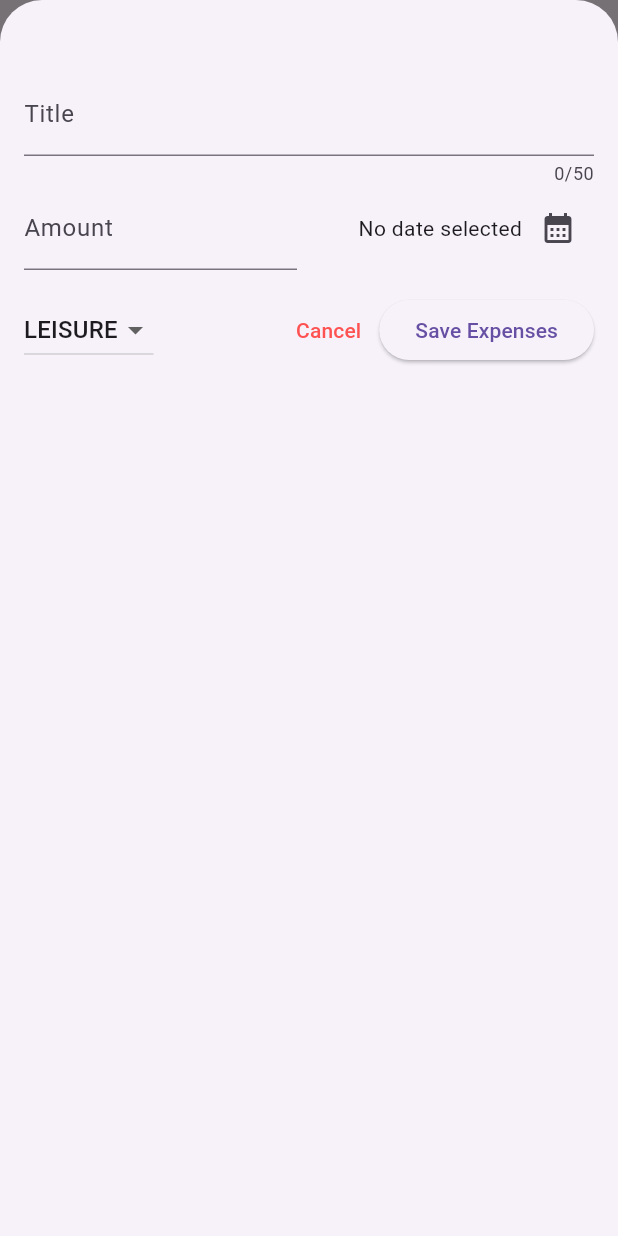
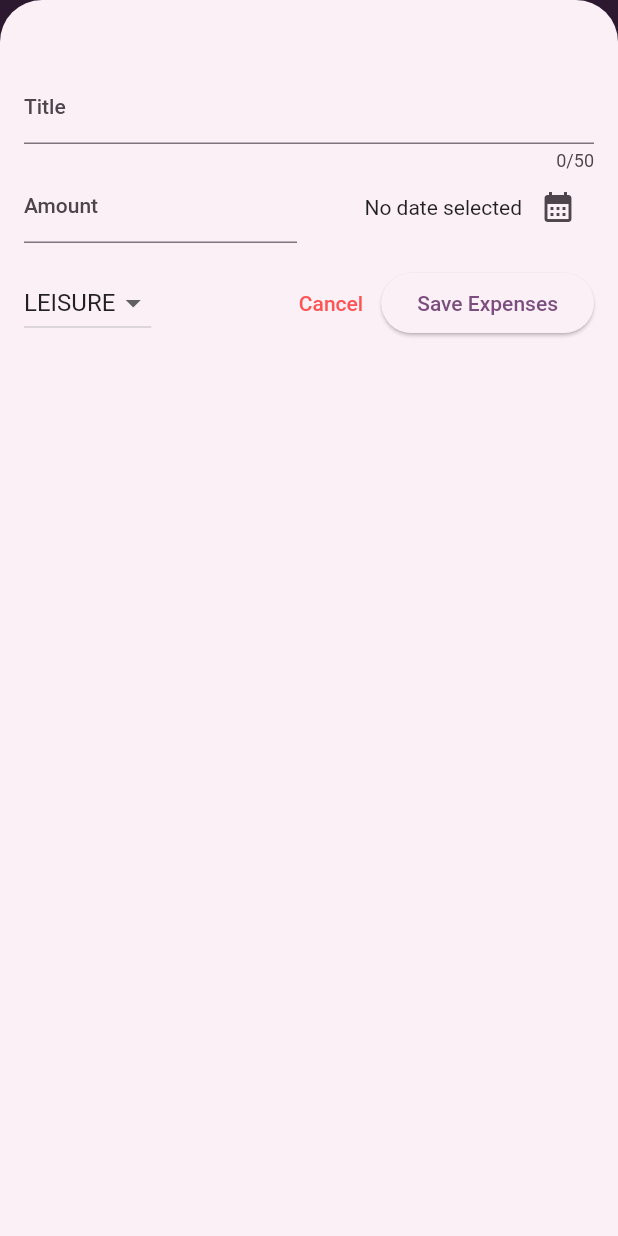
Before and after one commit to Nagaaswin/expenses-tracker-app, a Flutter app: the screen it shows after launch, after a tap on the "add" icon, on a phone screen of 412 x 824 dp. Run offline on Flutter 3.47's test engine with Material 2 defaults, Android fonts, the phone set to English and light mode, and no system bars.

Commit message:
Added theming with colorscheme

```diff
--- a/lib/main.dart
+++ b/lib/main.dart
@@ -1,9 +1,19 @@
 import 'package:expenses_tracker_app/widgets/expenses.dart';
 import 'package:flutter/material.dart';
 
+ColorScheme kColorScheme = ColorScheme.fromSeed(seedColor: Colors.purple);
+
 void main() {
-  runApp(MaterialApp(
-    theme: ThemeData(useMaterial3: true),
-    home: const Expenses(),
-  ));
+  runApp(
+    MaterialApp(
+      theme: ThemeData().copyWith(
+          useMaterial3: true,
+          colorScheme: kColorScheme,
+          appBarTheme: const AppBarTheme().copyWith(
+            foregroundColor: kColorScheme.primaryContainer,
+            backgroundColor: kColorScheme.onPrimaryContainer,
+          )),
+      home: const Expenses(),
+    ),
+  );
 }
--- a/lib/widgets/expenses.dart
+++ b/lib/widgets/expenses.dart
@@ -1,3 +1,4 @@
+import 'package:expenses_tracker_app/enums/category.dart';
 import 'package:expenses_tracker_app/widgets/expenses_list/expense_list.dart';
 import 'package:expenses_tracker_app/widgets/new_expense.dart';
 import 'package:flutter/material.dart';
@@ -14,7 +15,13 @@ class Expenses extends StatefulWidget {
 }
 
 class _ExpensesState extends State<Expenses> {
-  final List<Expense> _registeredExpenses = [];
+  final List<Expense> _registeredExpenses = [
+    Expense(
+        title: 'sample',
+        amount: 20.4,
+        date: DateTime.now(),
+        category: Category.work)
+  ];
 
   void _addExpense(Expense expense) {
     setState(() {
```
